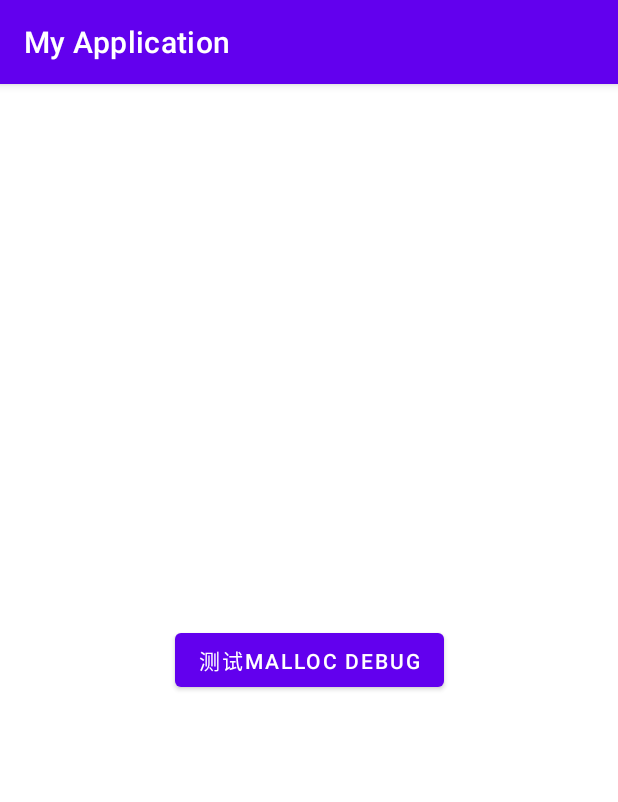
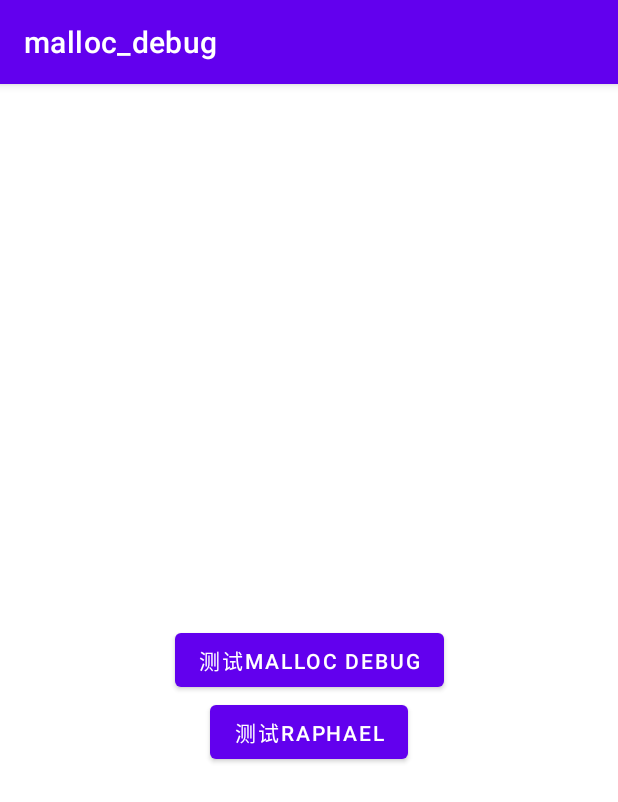
Before and after one commit to lyqaiym/malloc_debug, an Android app: the screen it shows after launch (MainActivity), on a phone screen of 412 x 824 dp. Shown: the top 802 px of the screen. Run offline under Robolectric (Android 15) with nearby library versions, the phone set to English and light mode, and no system bars; libraries missing offline, so code that uses them is left out: com.bytedance.raphael; 2 statements that could not run were skipped.

Commit message:
Mod:测试Raphael

```diff
--- a/app/build.gradle
+++ b/app/build.gradle
@@ -37,4 +37,5 @@ dependencies {
     implementation 'androidx.constraintlayout:constraintlayout:1.1.3'
 
     implementation project(":malloc_debug")
+    implementation project(":memory-leak-detector:library")
 }
--- a/app/src/main/AndroidManifest.xml
+++ b/app/src/main/AndroidManifest.xml
@@ -9,6 +9,7 @@
         android:label="@string/app_name"
         android:roundIcon="@mipmap/ic_launcher_round"
         android:supportsRtl="true"
+        android:name=".App"
         android:theme="@style/Theme.MyApplication">
         <activity android:name=".MainActivity">
             <intent-filter>
--- /dev/null
+++ b/app/src/main/java/com/example/myapplication/App.java
@@ -0,0 +1,10 @@
+package com.example.myapplication;
+
+import android.app.Application;
+
+public class App extends Application {
+    @Override
+    public void onCreate() {
+        super.onCreate();
+    }
+}
--- a/app/src/main/res/layout/activity_main.xml
+++ b/app/src/main/res/layout/activity_main.xml
@@ -16,4 +16,13 @@
         app:layout_constraintRight_toRightOf="parent"
         app:layout_constraintTop_toTopOf="parent" />
 
+    <Button
+        android:id="@+id/bt2"
+        android:layout_width="wrap_content"
+        android:layout_height="wrap_content"
+        android:text="测试Raphael"
+        app:layout_constraintLeft_toLeftOf="parent"
+        app:layout_constraintRight_toRightOf="parent"
+        app:layout_constraintTop_toBottomOf="@id/bt" />
+
 </androidx.constraintlayout.widget.ConstraintLayout>
--- a/app/src/main/res/values/strings.xml
+++ b/app/src/main/res/values/strings.xml
@@ -1,3 +1,3 @@
 <resources>
-    <string name="app_name">My Application</string>
+    <string name="app_name">malloc_debug</string>
 </resources>
--- a/settings.gradle
+++ b/settings.gradle
@@ -1,2 +1,3 @@
+include ':app'
 include ':malloc_debug'
-include ':app'
+include ':memory-leak-detector:library'
```
Also changed, not shown: app/src/main/java/com/example/myapplication/MainActivity.java (+15 -0 lines).
